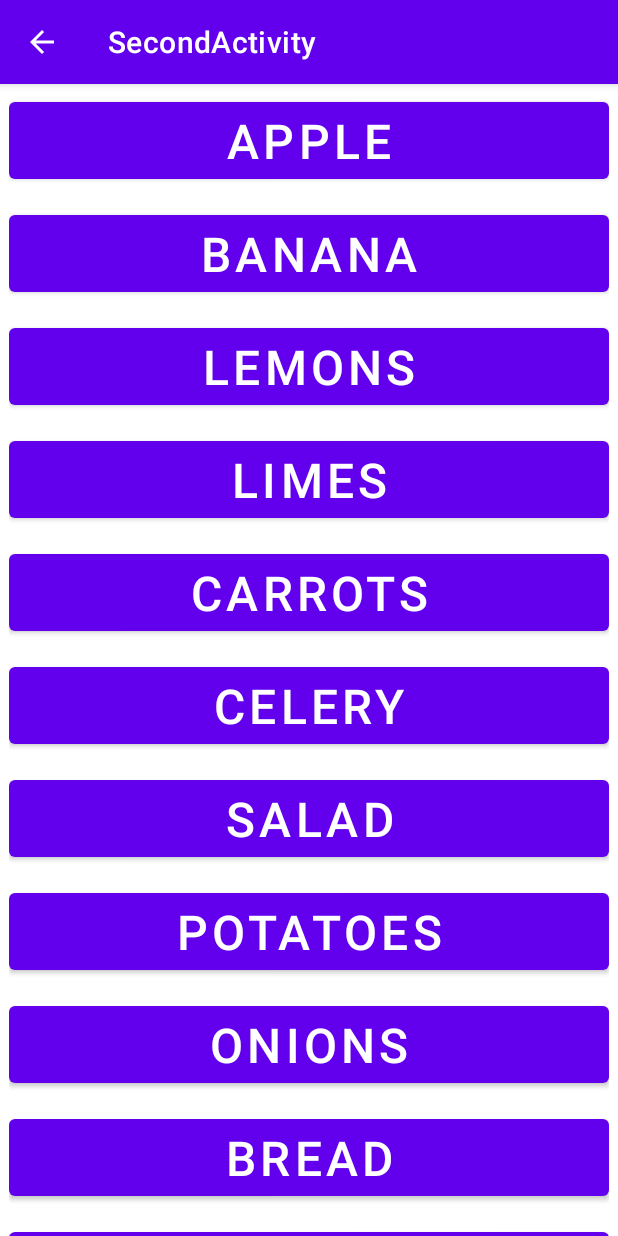
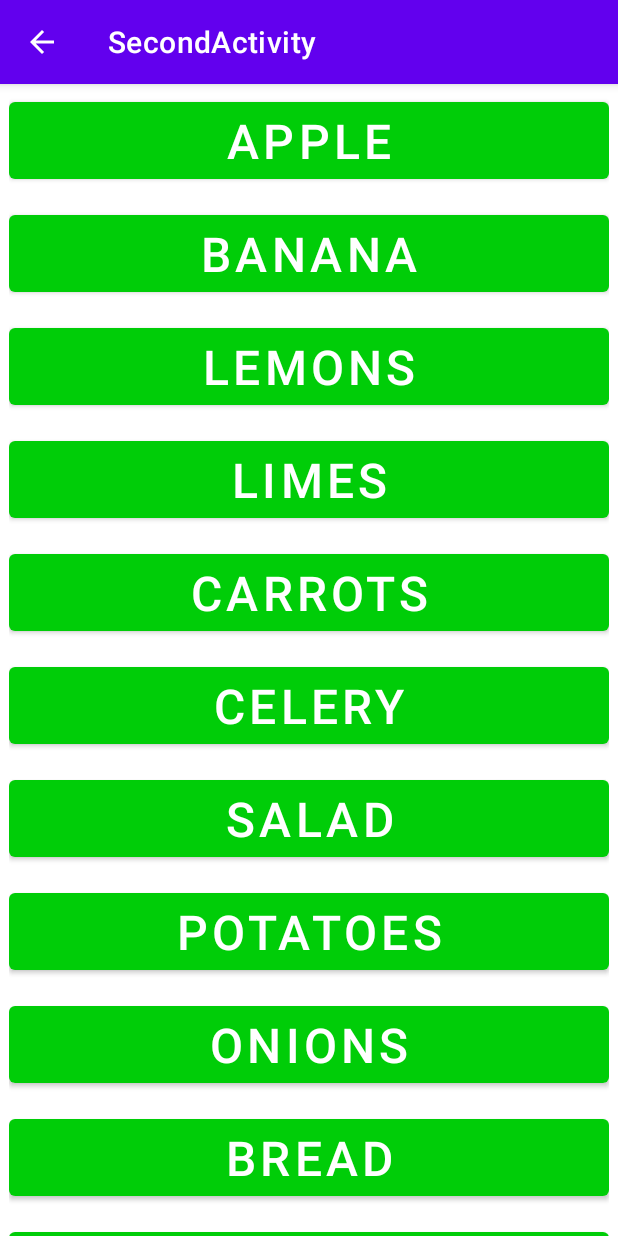
Before and after one commit to as2022/ShoppingList, an Android app: the SecondActivity screen opened directly, with no data from a screen before it, on a phone screen of 412 x 824 dp. Run offline under Robolectric (Android 15) with nearby library versions, the phone set to English and light mode, and no system bars.

Commit message:
Removed redundant clickListeners in SecondActivity and ListAdapter

```diff
--- a/app/src/main/java/com/smithsona2/shoppinglist/ListAdapter.java
+++ b/app/src/main/java/com/smithsona2/shoppinglist/ListAdapter.java
@@ -53,11 +53,11 @@ public class ListAdapter extends
         if(parent.getContext().getClass().getSimpleName().equals("MainActivity")){
             resource = R.layout.grocery_list_item;
             mItemView = mInflater.inflate(resource, parent, false);
-            return new GroceryViewHolder(mItemView, this);
+            return new GroceryViewHolder(mItemView);
         }else {
             resource = R.layout.common_list_item;
             mItemView = mInflater.inflate(resource, parent, false);
-            return new CommonViewHolder(mItemView, this, listener);
+            return new CommonViewHolder(mItemView, listener);
         }
    }
 
@@ -87,12 +87,10 @@ public class ListAdapter extends
     class GroceryViewHolder extends RecyclerView.ViewHolder {
 
         public final TextView groceryItemView;
-        final ListAdapter mAdapter;
 
-        public GroceryViewHolder(View itemView, ListAdapter adapter) {
+        public GroceryViewHolder(View itemView) {
             super(itemView);
             groceryItemView = itemView.findViewById(R.id.grocery);
-            this.mAdapter = adapter;
         }
     }
 
@@ -102,31 +100,23 @@ public class ListAdapter extends
     class CommonViewHolder extends RecyclerView.ViewHolder implements View.OnClickListener{
 
         public final Button commonItemView;
-        final ListAdapter mAdapter;
         private WeakReference<ClickListener> listenerRef;
 
-        public CommonViewHolder(View itemView, ListAdapter adapter, ClickListener listener) {
+        public CommonViewHolder(View itemView, ClickListener listener) {
             super(itemView);
+            listenerRef = new WeakReference<>(listener);
             commonItemView = itemView.findViewById(R.id.common);
-            listenerRef = new WeakReference<>(listener);
-            itemView.setOnClickListener(this);
             commonItemView.setOnClickListener(this);
-            this.mAdapter = adapter;
         }
 
         /**
-         * When a common food item button is clicked,
-         * it is removed from the list of common food items to choose from
          *
-         * Additional onClick behavior is denoted in SecondActivity's onCreate method
+         * See onClick behavior deifined in SecondActivity's onCreate method
          * @param view
          */
         @Override
         public void onClick(View view) {
             listenerRef.get().onPositionClicked(getAdapterPosition());
-            int mPosition = getLayoutPosition();
-            String element = mList.remove(mPosition);
-            mAdapter.notifyItemRemoved(mPosition);
         }
     }
 }
--- a/app/src/main/java/com/smithsona2/shoppinglist/MainActivity.java
+++ b/app/src/main/java/com/smithsona2/shoppinglist/MainActivity.java
@@ -16,6 +16,7 @@ import java.util.LinkedList;
 /**
  * This activity begins an empty shopping list that can be added to by
  * tapping the floating action button.
+ *
  */
 public class MainActivity extends AppCompatActivity {
 
@@ -37,13 +38,9 @@ public class MainActivity extends AppCompatActivity {
             startActivityForResult(intent, GROCERY_REQUEST);
         });
 
-        // Get a handle to the RecyclerView.
         mRecyclerView = findViewById(R.id.recyclerview);
-        // Create an adapter and supply the data to be displayed.
         mAdapter = new ListAdapter(this, mGroceryList, null);
-        // Connect the adapter with the RecyclerView.
         mRecyclerView.setAdapter(mAdapter);
-        // Give the RecyclerView a default layout manager.
         mRecyclerView.setLayoutManager(new LinearLayoutManager(this));
     }
 
--- a/app/src/main/res/layout/activity_main.xml
+++ b/app/src/main/res/layout/activity_main.xml
@@ -28,7 +28,7 @@
             android:layout_marginRight="16dp"
             android:layout_marginBottom="16dp"
             android:clickable="true"
-            app:backgroundTint="#00CD08"
+            app:backgroundTint="@color/fresh_green"
             app:layout_constraintBottom_toBottomOf="parent"
             app:layout_constraintEnd_toEndOf="parent"
             app:srcCompat="@android:drawable/ic_input_add"
--- a/app/src/main/res/layout/common_list_item.xml
+++ b/app/src/main/res/layout/common_list_item.xml
@@ -16,6 +16,8 @@
 
         <Button
             android:id="@+id/common"
-            style="@style/common_item" />
+            style="@style/common_item"
+            app:backgroundTint="@color/fresh_green"
+            />
     </LinearLayout>
 </androidx.constraintlayout.widget.ConstraintLayout>
--- a/app/src/main/res/values/colors.xml
+++ b/app/src/main/res/values/colors.xml
@@ -7,4 +7,5 @@
     <color name="teal_700">#FF018786</color>
     <color name="black">#FF000000</color>
     <color name="white">#FFFFFFFF</color>
+    <color name="fresh_green">#00CD08</color>
 </resources>
--- a/app/src/main/res/values/styles.xml
+++ b/app/src/main/res/values/styles.xml
@@ -15,6 +15,5 @@
         <item name="android:textSize">32sp</item>
         <item name="android:fontFamily">sans-serif-light</item>
         <item name="android:textStyle">bold</item>
-        <item name="android:color">@android:color/holo_green_light</item>
     </style>
 </resources>
```
Also changed, not shown: app/src/main/java/com/smithsona2/shoppinglist/SecondActivity.java (+5 -4 lines).
